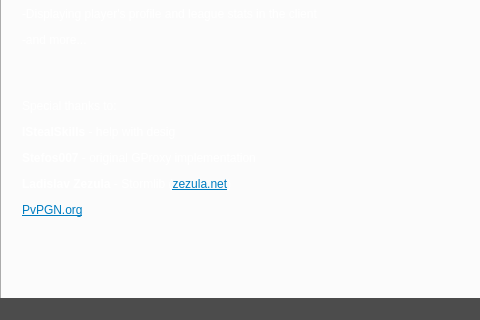
Qt form xpam/mainwindow.ui (cen1/xpam-client) before a commit; both pictures show x 0 to 480 and y 280 to 600 of the 900 by 600 pixel window.
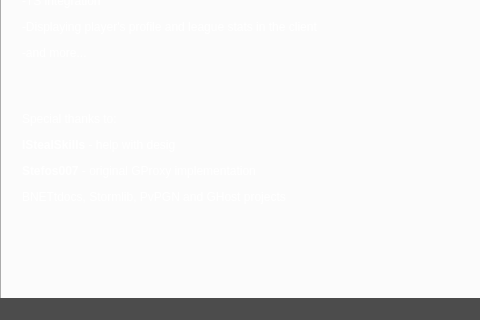
The same form after that commit. The open tabs and pages were chosen to show the change. Icons and pictures are not drawn.

```diff
--- a/xpam/mainwindow.ui
+++ b/xpam/mainwindow.ui
@@ -940,7 +940,7 @@
            </rect>
           </property>
           <property name="text">
-           <string>&lt;html&gt;&lt;head/&gt;&lt;body&gt;&lt;p&gt;Eurobattle.net Client version 0.7 (November 2015), developed by cen&lt;/p&gt;&lt;p&gt;&lt;br/&gt;We are searching for Qt/ C++ developers to further expand this client.&lt;/p&gt;&lt;p&gt;&lt;br/&gt;&lt;/p&gt;&lt;p&gt;TODO:&lt;/p&gt;&lt;p&gt;-bnet Chat client&lt;/p&gt;&lt;p&gt;-TS integration&lt;/p&gt;&lt;p&gt;-Displaying player's profile and league stats in the client&lt;/p&gt;&lt;p&gt;-and more...&lt;/p&gt;&lt;p&gt;&lt;br/&gt;&lt;/p&gt;&lt;p&gt;Special thanks to:&lt;/p&gt;&lt;p&gt;&lt;span style=&quot; font-weight:600;&quot;&gt;IStealSkills&lt;/span&gt; - help with desig&lt;/p&gt;&lt;p&gt;&lt;span style=&quot; font-weight:600;&quot;&gt;Stefos007&lt;/span&gt; - original GProxy implementation&lt;/p&gt;&lt;p&gt;&lt;span style=&quot; font-weight:600;&quot;&gt;Ladislav Zezula&lt;/span&gt; - Stormlib (&lt;a href=&quot;http://www.zezula.net/en/mpq/stormlib.html&quot;&gt;&lt;span style=&quot; text-decoration: underline; color:#007dc1;&quot;&gt;zezula.net&lt;/span&gt;&lt;/a&gt;)&lt;/p&gt;&lt;p&gt;&lt;a href=&quot;http://pvpgn.org/&quot;&gt;&lt;span style=&quot; text-decoration: underline; color:#007dc1;&quot;&gt;PvPGN.org&lt;/span&gt;&lt;/a&gt;&lt;/p&gt;&lt;/body&gt;&lt;/html&gt;</string>
+           <string>&lt;html&gt;&lt;head/&gt;&lt;body&gt;&lt;p&gt;Eurobattle.net Client version 0.8 (January 2017), developed by cen&lt;/p&gt;&lt;p&gt;&lt;br/&gt;We are searching for Qt/ C++ developers to further expand this client.&lt;/p&gt;&lt;p&gt;&lt;br/&gt;&lt;/p&gt;&lt;p&gt;TODO:&lt;/p&gt;&lt;p&gt;-bnet Chat client&lt;/p&gt;&lt;p&gt;-TS integration&lt;/p&gt;&lt;p&gt;-Displaying player's profile and league stats in the client&lt;/p&gt;&lt;p&gt;-and more...&lt;/p&gt;&lt;p&gt;&lt;br/&gt;&lt;/p&gt;&lt;p&gt;Special thanks to:&lt;/p&gt;&lt;p&gt;&lt;span style=&quot; font-weight:600;&quot;&gt;IStealSkills&lt;/span&gt; - help with desig&lt;/p&gt;&lt;p&gt;&lt;span style=&quot; font-weight:600;&quot;&gt;Stefos007&lt;/span&gt; - original GProxy implementation&lt;/p&gt;&lt;p&gt;BNETtdocs, Stormlib, PvPGN and GHost projects&lt;/p&gt;&lt;/body&gt;&lt;/html&gt;</string>
           </property>
           <property name="openExternalLinks">
            <bool>true</bool>
```
Left out of the diff: 15 changed lines with no effect on the pictures.
